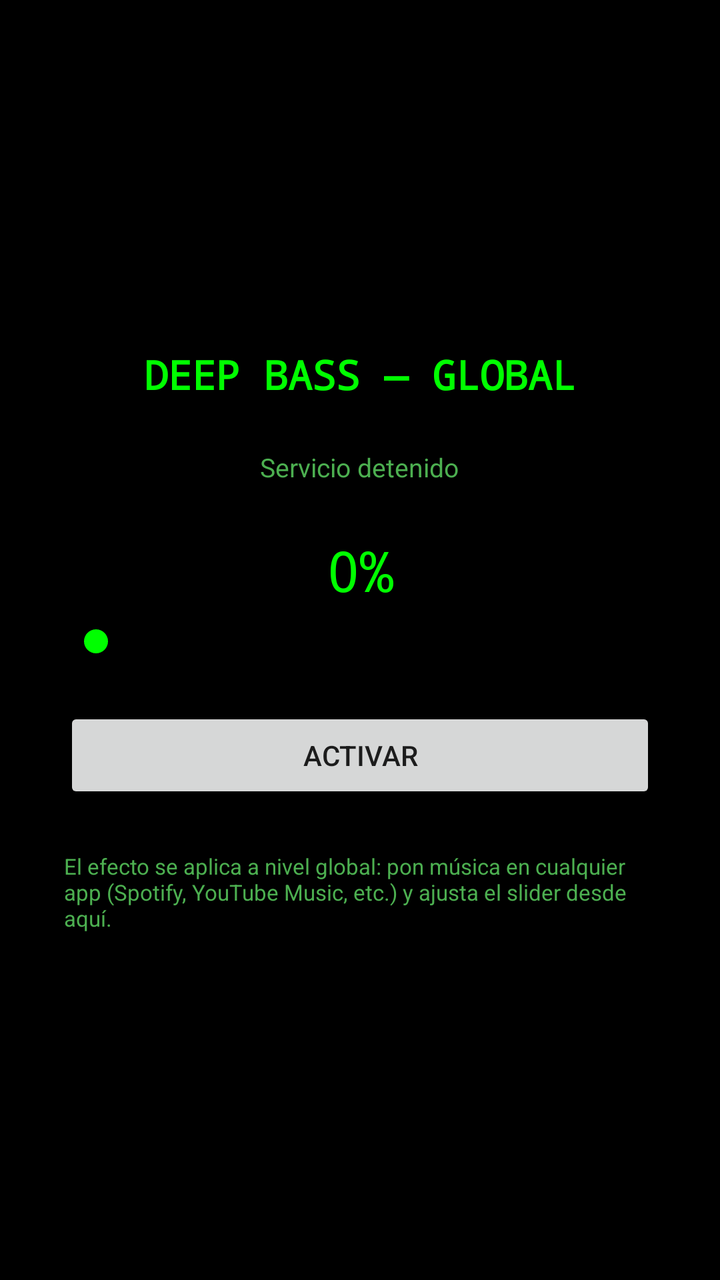
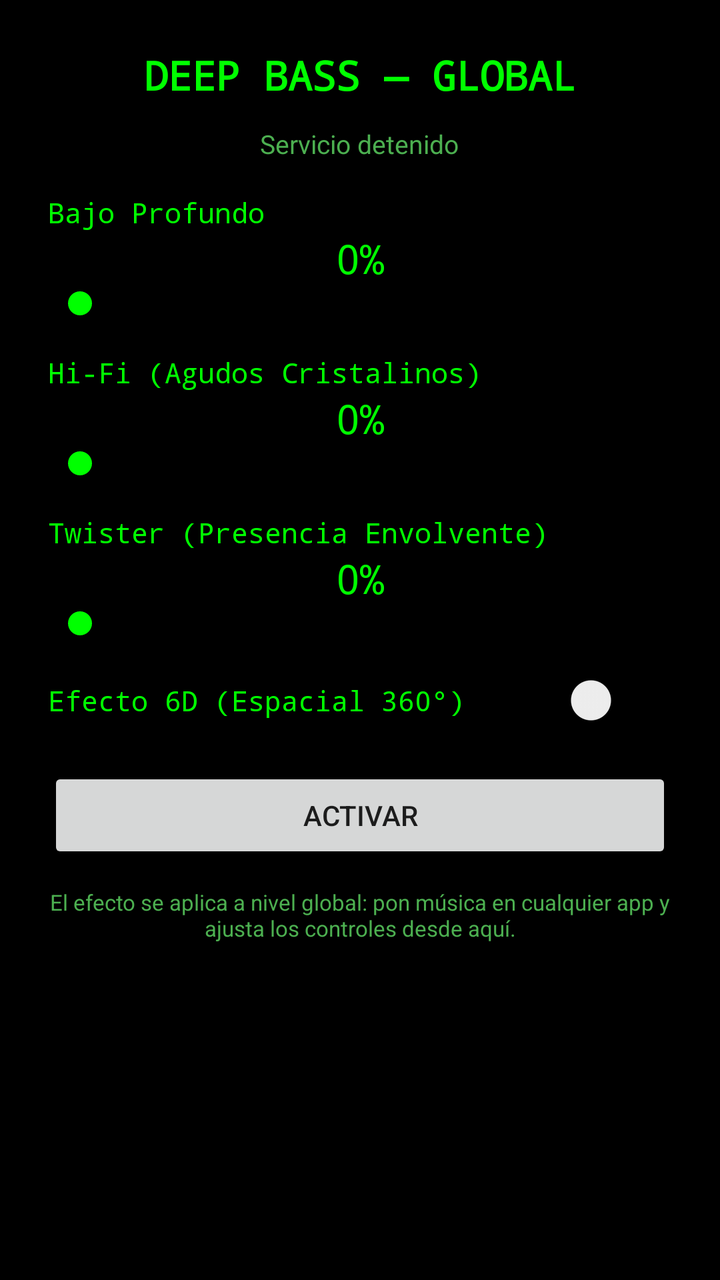

Compare the two renders of this Android layout. The source of the first and the diff that turns it into the second are given below.
<!-- AndroidManifest.xml: application theme Theme.GlobalBassBoost -->
<!-- res/layout/activity_main.xml -->
<?xml version="1.0" encoding="utf-8"?>
<LinearLayout xmlns:android="http://schemas.android.com/apk/res/android"
    android:layout_width="match_parent"
    android:layout_height="match_parent"
    android:orientation="vertical"
    android:gravity="center"
    android:padding="32dp"
    android:background="#000000">

    <TextView
        android:layout_width="wrap_content"
        android:layout_height="wrap_content"
        android:text="DEEP BASS — GLOBAL"
        android:textColor="#00FF00"
        android:textSize="20sp"
        android:textStyle="bold"
        android:fontFamily="monospace"
        android:layout_marginBottom="24dp" />

    <TextView
        android:id="@+id/statusText"
        android:layout_width="wrap_content"
        android:layout_height="wrap_content"
        android:text="Servicio detenido"
        android:textColor="#4CAF50"
        android:textSize="13sp"
        android:layout_marginBottom="24dp" />

    <TextView
        android:id="@+id/levelText"
        android:layout_width="wrap_content"
        android:layout_height="wrap_content"
        android:text="0%"
        android:textColor="#00FF00"
        android:textSize="28sp"
        android:fontFamily="monospace"
        android:layout_marginBottom="8dp" />

    <SeekBar
        android:id="@+id/bassSeekBar"
        android:layout_width="match_parent"
        android:layout_height="wrap_content"
        android:max="100"
        android:progress="0"
        android:layout_marginBottom="24dp" />

    <Button
        android:id="@+id/toggleButton"
        android:layout_width="match_parent"
        android:layout_height="wrap_content"
        android:text="ACTIVAR" />

    <TextView
        android:layout_width="match_parent"
        android:layout_height="wrap_content"
        android:text="El efecto se aplica a nivel global: pon música en cualquier app (Spotify, YouTube Music, etc.) y ajusta el slider desde aquí."
        android:textColor="#4CAF50"
        android:textSize="11sp"
        android:layout_marginTop="24dp" />

</LinearLayout>
<!-- resources referenced by this layout -->
<resources>
  <style name="Theme.GlobalBassBoost" parent="Theme.MaterialComponents.DayNight.NoActionBar">
          <item name="colorPrimary">#00FF00</item>
          <item name="colorPrimaryDark">#000000</item>
          <item name="colorAccent">#00FF00</item>
          <item name="android:windowBackground">#000000</item>
      </style>
</resources>

<!-- the commit's change to res/layout/activity_main.xml (unified diff, before → after) -->
@@ -3,8 +3,8 @@
     android:layout_width="match_parent"
     android:layout_height="match_parent"
     android:orientation="vertical"
-    android:gravity="center"
-    android:padding="32dp"
+    android:gravity="center_horizontal"
+    android:padding="24dp"
     android:background="#000000">
 
     <TextView
@@ -15,7 +15,7 @@
         android:textSize="20sp"
         android:textStyle="bold"
         android:fontFamily="monospace"
-        android:layout_marginBottom="24dp" />
+        android:layout_marginBottom="12dp" />
 
     <TextView
         android:id="@+id/statusText"
@@ -24,7 +24,16 @@
         android:text="Servicio detenido"
         android:textColor="#4CAF50"
         android:textSize="13sp"
-        android:layout_marginBottom="24dp" />
+        android:layout_marginBottom="16dp" />
+
+    
+    <TextView
+        android:layout_width="match_parent"
+        android:layout_height="wrap_content"
+        android:text="Bajo Profundo"
+        android:textColor="#00FF00"
+        android:textSize="14sp"
+        android:fontFamily="monospace" />
 
     <TextView
         android:id="@+id/levelText"
@@ -32,9 +41,8 @@
         android:layout_height="wrap_content"
         android:text="0%"
         android:textColor="#00FF00"
-        android:textSize="28sp"
-        android:fontFamily="monospace"
-        android:layout_marginBottom="8dp" />
+        android:textSize="20sp"
+        android:fontFamily="monospace" />
 
     <SeekBar
         android:id="@+id/bassSeekBar"
@@ -42,20 +50,96 @@
         android:layout_height="wrap_content"
         android:max="100"
         android:progress="0"
-        android:layout_marginBottom="24dp" />
+        android:layout_marginBottom="16dp" />
+
+    
+    <TextView
+        android:layout_width="match_parent"
+        android:layout_height="wrap_content"
+        android:text="Hi-Fi (Agudos Cristalinos)"
+        android:textColor="#00FF00"
+        android:textSize="14sp"
+        android:fontFamily="monospace" />
+
+    <TextView
+        android:id="@+id/hifiLevelText"
+        android:layout_width="wrap_content"
+        android:layout_height="wrap_content"
+        android:text="0%"
+        android:textColor="#00FF00"
+        android:textSize="20sp"
+        android:fontFamily="monospace" />
+
+    <SeekBar
+        android:id="@+id/hifiSeekBar"
+        android:layout_width="match_parent"
+        android:layout_height="wrap_content"
+        android:max="100"
+        android:progress="0"
+        android:layout_marginBottom="16dp" />
+
+    
+    <TextView
+        android:layout_width="match_parent"
+        android:layout_height="wrap_content"
+        android:text="Twister (Presencia Envolvente)"
+        android:textColor="#00FF00"
+        android:textSize="14sp"
+        android:fontFamily="monospace" />
+
+    <TextView
+        android:id="@+id/twisterLevelText"
+        android:layout_width="wrap_content"
+        android:layout_height="wrap_content"
+        android:text="0%"
+        android:textColor="#00FF00"
+        android:textSize="20sp"
+        android:fontFamily="monospace" />
+
+    <SeekBar
+        android:id="@+id/twisterSeekBar"
+        android:layout_width="match_parent"
+        android:layout_height="wrap_content"
+        android:max="100"
+        android:progress="0"
+        android:layout_marginBottom="16dp" />
+
+    
+    <LinearLayout
+        android:layout_width="match_parent"
+        android:layout_height="wrap_content"
+        android:orientation="horizontal"
+        android:gravity="center_vertical"
+        android:layout_marginBottom="20dp">
+
+        <TextView
+            android:layout_width="0dp"
+            android:layout_height="wrap_content"
+            android:layout_weight="1"
+            android:text="Efecto 6D (Espacial 360°)"
+            android:textColor="#00FF00"
+            android:textSize="14sp"
+            android:fontFamily="monospace" />
+
+        <Switch
+            android:id="@+id/switch6d"
+            android:layout_width="wrap_content"
+            android:layout_height="wrap_content" />
+    </LinearLayout>
 
     <Button
         android:id="@+id/toggleButton"
         android:layout_width="match_parent"
         android:layout_height="wrap_content"
-        android:text="ACTIVAR" />
+        android:text="ACTIVAR"
+        android:layout_marginBottom="12dp" />
 
     <TextView
         android:layout_width="match_parent"
         android:layout_height="wrap_content"
-        android:text="El efecto se aplica a nivel global: pon música en cualquier app (Spotify, YouTube Music, etc.) y ajusta el slider desde aquí."
+        android:text="El efecto se aplica a nivel global: pon música en cualquier app y ajusta los controles desde aquí."
         android:textColor="#4CAF50"
         android:textSize="11sp"
-        android:layout_marginTop="24dp" />
+        android:gravity="center" />
 
 </LinearLayout>
